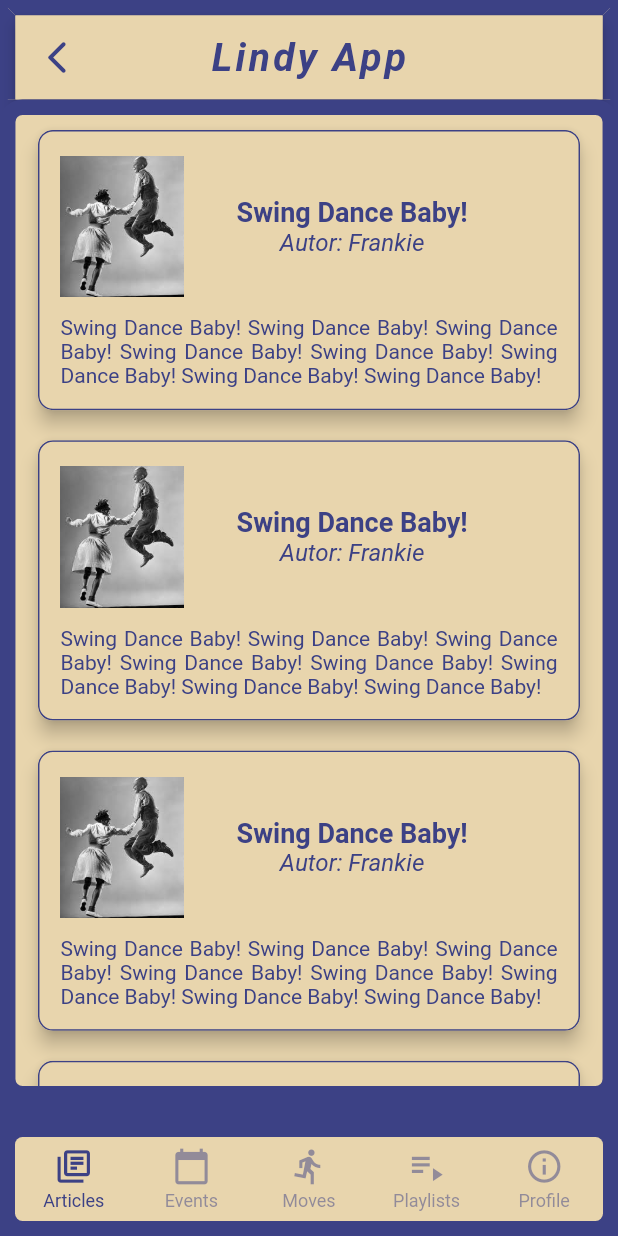
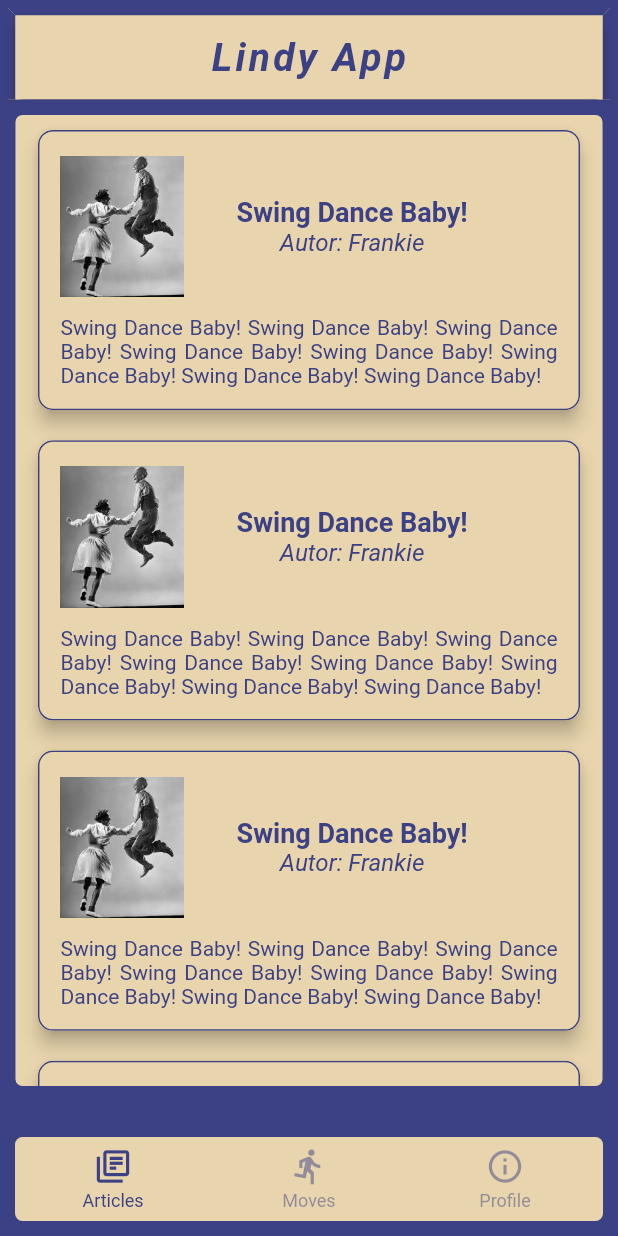
Before and after one commit to FredAPP/lindy, a Flutter app: the NavigationController widget shown alone on an empty page, opened directly, on a phone screen of 412 x 824 dp. Run offline on Flutter 3.47's test engine with Material 2 defaults, Android fonts, the phone set to English and light mode, and no system bars; drawn by our look-alikes of persistent_bottom_nav_bar; our stand-ins replace youtube_player_flutter.

Commit message:
TODOs para próximas atividades. Comentado Eventos e playlist para implementação futura

```diff
--- a/lib/main.dart
+++ b/lib/main.dart
@@ -18,3 +18,8 @@ class MyApp extends StatelessWidget {
     );
   }
 }
+
+// TODO Pedro montar firebase
+// TODO montar tela profile (Card com info pessoais: Foto, nome/username, mudar foto)
+// TODO Montar página dos passos (moves)
+// TODO Ter três artigos
--- a/lib/widgets/lindyappbar.dart
+++ b/lib/widgets/lindyappbar.dart
@@ -19,11 +19,6 @@ class LindyAppBar extends StatelessWidget {
         ),
       ),
       child: AppBar(
-        leading: Icon(
-          Icons.arrow_back_ios_rounded,
-          color: Color.fromRGBO(60, 65, 133, 1),
-          size: 26,
-        ),
         backgroundColor: Color.fromRGBO(232, 213, 173, 1),
         title: Text(
           "Lindy App",
--- a/lib/widgets/navigation_controller.dart
+++ b/lib/widgets/navigation_controller.dart
@@ -18,9 +18,9 @@ class NavigationController extends StatelessWidget {
     List<Widget> _buildScreens() {
       return [
         ArticlesPage(),
-        EventsPage(),
+        // EventsPage(),
         MovesPage(),
-        PlaylistsPage(),
+        // PlaylistsPage(),
         CreditsPage(),
       ];
     }
@@ -33,24 +33,24 @@ class NavigationController extends StatelessWidget {
           activeColor: Color.fromRGBO(60, 65, 133, 1),
           inactiveColor: Color.fromRGBO(60, 65, 133, 0.5),
         ),
-        PersistentBottomNavBarItem(
-          icon: Icon(Icons.calendar_today),
-          title: ("Events"),
-          activeColor: Color.fromRGBO(60, 65, 133, 1),
-          inactiveColor: Color.fromRGBO(60, 65, 133, 0.5),
-        ),
+        // PersistentBottomNavBarItem(
+        //   icon: Icon(Icons.calendar_today),
+        //   title: ("Events"),
+        //   activeColor: Color.fromRGBO(60, 65, 133, 1),
+        //   inactiveColor: Color.fromRGBO(60, 65, 133, 0.5),
+        // ),
         PersistentBottomNavBarItem(
           icon: Icon(Icons.directions_run),
           title: ("Moves"),
           activeColor: Color.fromRGBO(60, 65, 133, 1),
           inactiveColor: Color.fromRGBO(60, 65, 133, 0.5),
         ),
-        PersistentBottomNavBarItem(
-          icon: Icon(Icons.playlist_play),
-          title: ("Playlists"),
-          activeColor: Color.fromRGBO(60, 65, 133, 1),
-          inactiveColor: Color.fromRGBO(60, 65, 133, 0.5),
-        ),
+        // PersistentBottomNavBarItem(
+        //   icon: Icon(Icons.playlist_play),
+        //   title: ("Playlists"),
+        //   activeColor: Color.fromRGBO(60, 65, 133, 1),
+        //   inactiveColor: Color.fromRGBO(60, 65, 133, 0.5),
+        // ),
         PersistentBottomNavBarItem(
           icon: Icon(Icons.info_outline),
           title: ("Profile"),
```
Also changed, not shown: lib/widgets/calendar.dart (added).
